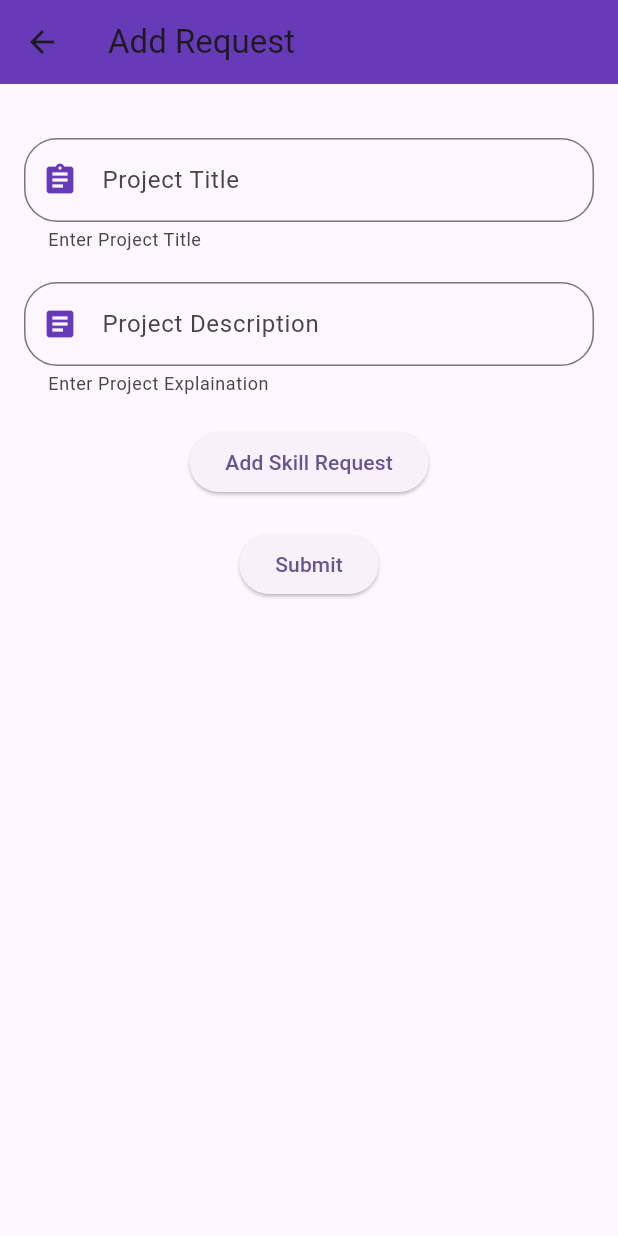
After one commit to Dasa-Nitish-2004/Student_Collaboration_project, a Flutter app: the RequestsPage screen opened directly, after a tap on the "add" icon, on a phone screen of 412 x 824 dp. The commit adds this screen. Run offline on Flutter 3.47's test engine with Material 3 defaults, Android fonts, the light colour scheme and no system bars; our stand-ins replace google_sign_in, internet_connection_checker_plus, shared_preferences; missing offline and left inert: list_utilities, mongo_dart; accounts and stored records are empty.

Commit message:
allset. Response not added

```diff
--- a/lib/DatabaseService/databaseServices.dart
+++ b/lib/DatabaseService/databaseServices.dart
@@ -1,4 +1,5 @@
 import 'package:mongo_dart/mongo_dart.dart';
+import 'package:scolab/request_bluePrint.dart';
 
 class MongoDb {
   Future<Db> getConnection() async {
@@ -9,28 +10,12 @@ class MongoDb {
     return db;
   }
 
-  Future<List> getMovie(Db db) async {
-    List data = [];
-    var movies = await db.collection("movies");
-    data = await movies
-        .find(where.sortBy('title').fields(['title']).skip(20).limit(20))
-        .toList();
-
-    return data;
-  }
-
   Future<void> modifyUser(Db db, String email,
       {String? user_desc,
       String? github,
       String? linkedin,
       List? skills,
       List? projects}) async {
-    print('User Description: $user_desc');
-    print('GitHub: $github');
-    print('LinkedIn: $linkedin');
-    print('Skills: $skills');
-    print('Projects: $projects');
-
     // Start with an empty modifier builder
     var modifier = modify;
 
@@ -60,37 +45,32 @@ class MongoDb {
     }
   }
 
+  Future<void> updateSkill(Db db, List<String> skillSuggestions) async {
+    var skill = skillSuggestions.toSet();
+    skillSuggestions = skill.toList();
+    var collection = db.collection('availskill');
+    await collection.updateOne(
+      where.eq('type', 'skill'),
+      modify.set('skills', skillSuggestions),
+      upsert: true, // This will insert the skill if it doesn't exist
+    );
+  }
+
   Future<List> getIds(Db db) async {
     List obj;
     List data = [];
     var movies = await db.collection("user_info");
-    print("accepted");
     obj = (await movies.find(where.sortBy('id').fields(['id'])).toList());
     obj.forEach(
       (ele) {
         data.add(ele['id']);
       },
     );
-    print(data);
     return data;
   }
 
   void addUser(Db db, String mail) async {
     var user = await db.collection("user_info");
-    // await user.insert({
-    //   "id": "mail",
-    //   "type": "user",
-    //   "skill": {'python': 'basics of python', 'flutter': 'basic projects'},
-    //   'projects': {
-    //     'student_attendence': {
-    //       'description': 'general purpose attendence',
-    //       'link': "www.google.com"
-    //     },
-    //   },
-    //   'github': "dasa nitish 2004",
-    //   'linkedin': 'dasa nitish',
-    //   'user_description': 'I am good and passinate guy',
-    // });
     if (await checkUserExists(db, mail)) {
       await user.insert({
         "id": mail,
@@ -104,10 +84,14 @@ class MongoDb {
     }
   }
 
+  Future<void> addRequest(Db db, Request request) async {
+    var collection = db.collection('requests');
+    await collection.insert(request.toMap());
+  }
+
   Future checkUserExists(Db db, String email) async {
     List obj;
     var movies = await db.collection("user_info");
-    print("in check user !!!!!!!!!!!!!!!!!!!!!!!!!!!");
     obj = (await movies.find(where.eq('id', email)).toList());
     if (obj.isEmpty) {
       return true; // user doesn't exists free to create user
--- /dev/null
+++ b/lib/HomePageScreens/addRequestPage.dart
@@ -0,0 +1,315 @@
+import 'package:flutter/material.dart';
+import 'package:scolab/DatabaseService/databaseServices.dart';
+import 'package:scolab/DatabaseService/databaseServices.dart';
+import 'package:scolab/activities/HomePage.dart';
+import 'package:scolab/data.dart' as data;
+import 'package:scolab/request_bluePrint.dart';
+import 'package:shared_preferences/shared_preferences.dart';
+import 'package:intl/intl.dart';
+
+class AddRequestPage extends StatefulWidget {
+  void Function(Request k) addRequest;
+  AddRequestPage(void Function(Request k) this.addRequest, {super.key});
+  @override
+  State<AddRequestPage> createState() => _AddRequestPageState();
+}
+
+class _AddRequestPageState extends State<AddRequestPage> {
+  final List<Map<String, TextEditingController>> skillControllers = [];
+  final List<String> skillSuggestions = [];
+  final TextEditingController projectTitle = TextEditingController();
+  final TextEditingController projectDescription = TextEditingController();
+
+  @override
+  void initState() {
+    super.initState();
+    _initializeSkills();
+  }
+
+  void _showLoadingDialog() {
+    showDialog(
+      context: context,
+      builder: (context) {
+        return Center(child: CircularProgressIndicator());
+      },
+    );
+  }
+
+  void _showErrorDialog(String message) {
+    showDialog(
+      context: context,
+      builder: (ctx) => AlertDialog(
+        title: Text('Error'),
+        content: Text(message),
+        actions: [
+          TextButton(
+            onPressed: () {
+              Navigator.pop(ctx);
+            },
+            child: const Text('Okay'),
+          ),
+        ],
+      ),
+    );
+  }
+
+  void _initializeSkills() async {
+    _showLoadingDialog();
+    try {
+      var skills = await data.getskills;
+      Navigator.pop(context);
+      setState(() {
+        skillSuggestions.addAll(skills.map((e) => e.toLowerCase()));
+      });
+    } catch (error) {
+      Navigator.pop(context);
+      _showErrorDialog("Failed to load skills. Please try again.");
+    }
+  }
+
+  void _removeSkill(int index) {
+    setState(() {
+      skillControllers[index]['skill']!.dispose();
+      skillControllers[index]['description']!.dispose();
+      skillControllers.removeAt(index);
+    });
+  }
+
+  @override
+  void dispose() {
+    projectDescription.dispose();
+    projectTitle.dispose();
+    for (var skill in skillControllers) {
+      skill['skill']!.dispose();
+      skill['description']!.dispose();
+    }
+    super.dispose();
+  }
+
+  void _addSkill(Map skill) {
+    setState(() {
+      skillControllers.add({
+        'skill': TextEditingController(text: skill['skill']),
+        'description': TextEditingController(text: skill['description']),
+      });
+    });
+  }
+
+  Widget _buildSkillEntry(int index, Map<String, TextEditingController> skill) {
+    return Column(
+      children: [
+        Autocomplete<String>(
+          optionsBuilder: (TextEditingValue textEditingValue) {
+            if (textEditingValue.text.isEmpty) {
+              return const Iterable<String>.empty();
+            }
+            return skillSuggestions.where((String option) {
+              return option
+                  .toLowerCase()
+                  .contains(textEditingValue.text.toLowerCase());
+            });
+          },
+          fieldViewBuilder: (BuildContext context,
+              TextEditingController textEditingController,
+              FocusNode focusNode,
+              VoidCallback onFieldSubmitted) {
+            textEditingController.text = skill['skill']!.text;
+            return TextField(
+              controller: textEditingController,
+              focusNode: focusNode,
+              decoration: InputDecoration(
+                border: OutlineInputBorder(
+                  borderRadius: BorderRadius.circular(22),
+                ),
+                hintText: "Skill",
+                helperText: "Click plus for new skill",
+                prefixIcon: Icon(Icons.text_snippet_rounded,
+                    color: Colors.deepPurple, size: 24),
+                suffixIcon: Row(
+                  mainAxisSize: MainAxisSize
+                      .min, // Added to ensure Row takes minimum width
+                  children: [
+                    IconButton(
+                      icon: Icon(Icons.add, color: Colors.black),
+                      onPressed: () {
+                        skill['skill']!.text = textEditingController.text;
+                        skillSuggestions.add(textEditingController.text);
+                        ScaffoldMessenger.of(context).showSnackBar(SnackBar(
+                          content: Text("skill added successfully"),
+                          duration: Duration(seconds: 1),
+                        ));
+                      },
+                    ),
+                    IconButton(
+                      icon: Icon(Icons.delete, color: Colors.red),
+                      onPressed: () => _removeSkill(index),
+                    ),
+                  ],
+                ),
+              ),
+            );
+          },
+          onSelected: (String selection) {
+            skill['skill']!.text = selection;
+          },
+        ),
+        SizedBox(height: 10),
+        TextField(
+          controller: skill['description'],
+          maxLines: 5,
+          maxLength: 500,
+          minLines: 1,
+          decoration: InputDecoration(
+            border: OutlineInputBorder(
+              borderRadius: BorderRadius.circular(22),
+            ),
+            hintText: "Skill Description",
+          ),
+        ),
+        SizedBox(height: 20),
+      ],
+    );
+  }
+
+  List<Map<String, String>> _getSkills() {
+    return skillControllers.map((skill) {
+      return {
+        'skill': skill['skill']!.text,
+        'description': skill['description']!.text,
+      };
+    }).toList();
+  }
+
+  bool _isInputValid(
+      String prjTitle, String prjDesc, List<Map<String, String>> skills) {
+    final allSkills = skills.map((e) => e['skill']!).toList();
+    final uniqueSkills = allSkills.toSet().toList();
+    return prjTitle.isNotEmpty &&
+        prjDesc.isNotEmpty &&
+        allSkills.length == uniqueSkills.length;
+  }
+
+  Future<void> _submitData(
+    String prjTitle,
+    String prjDesc,
+    List<Map<String, String>> skills,
+  ) async {
+    _showLoadingDialog();
+    try {
+      var prefs = await SharedPreferences.getInstance();
+      var email = prefs.getString("email");
+
+      if (email != null) {
+        var db = await MongoDb().getConnection();
+        Request request = Request(
+          projectTitle: prjTitle,
+          projectDesc: prjDesc,
+          Hostname: email,
+          Participants: [],
+          date: DateFormat.yMd().add_jm().format(DateTime.now()),
+          skills: skills,
+        );
+
+        await MongoDb().addRequest(db, request);
+        widget.addRequest(request);
+        var skillSet = skillSuggestions.toSet().toList();
+        await MongoDb().updateSkill(db, skillSet);
+
+        db.close();
+        Navigator.pop(context); // Close loading dialog
+        Navigator.pushReplacement(
+          context,
+          MaterialPageRoute(builder: (context) => HomeScreen()),
+        );
+      } else {
+        Navigator.pop(context); // Close loading dialog
+        _showErrorDialog("No email found in SharedPreferences.");
+      }
+    } catch (error) {
+      Navigator.pop(context); // Close loading dialog
+      _showErrorDialog("Error submitting data. Please try again.");
+    }
+  }
+
+  void _handleSubmit() async {
+    final prjTitle = projectTitle.text;
+    final prjDesc = projectDescription.text;
+    final skills = _getSkills();
+
+    if (_isInputValid(prjTitle, prjDesc, skills)) {
+      await _submitData(prjTitle, prjDesc, skills);
+    } else {
+      _showErrorDialog(
+          "Please enter every detail! Check for duplicate skills and projects.");
+    }
+  }
+
+  @override
+  Widget build(BuildContext context) {
+    var keyboardSpace = MediaQuery.of(context).viewInsets.bottom;
+    return Scaffold(
+      appBar: AppBar(
+        title: Text('Add Request'),
+        backgroundColor: Colors.deepPurple,
+      ),
+      body: SingleChildScrollView(
+        child: Padding(
+          padding: EdgeInsets.fromLTRB(16, 16, 16, keyboardSpace + 50),
+          child: Column(
+            children: [
+              SizedBox(
+                height: 20,
+              ),
+              TextField(
+                controller: projectTitle,
+                maxLines: 1,
+                decoration: InputDecoration(
+                  border: OutlineInputBorder(
+                    borderRadius: BorderRadius.circular(22),
+                  ),
+                  hintText: "Project Title",
+                  helperText: "Enter Project Title",
+                  prefixIcon: Icon(Icons.assignment,
+                      color: Colors.deepPurple, size: 24),
+                ),
+              ),
+              SizedBox(
+                height: 20,
+              ),
+              TextField(
+                controller: projectDescription,
+                minLines: 1,
+                maxLines: 4,
+                decoration: InputDecoration(
+                  border: OutlineInputBorder(
+                    borderRadius: BorderRadius.circular(22),
+                  ),
+                  hintText: "Project Description",
+                  helperText: "Enter Project Explaination",
+                  prefixIcon:
+                      Icon(Icons.article, color: Colors.deepPurple, size: 24),
+                ),
+              ),
+              SizedBox(
+                height: 20,
+              ),
+              ...skillControllers.asMap().entries.map((entry) {
+                int index = entry.key;
+                Map<String, TextEditingController> skill = entry.value;
+                return _buildSkillEntry(index, skill);
+              }).toList(),
+              ElevatedButton(
+                onPressed: () => _addSkill({'skill': '', 'description': ''}),
+                child: Text("Add Skill Request"),
+              ),
+              SizedBox(
+                height: 20,
+              ),
+              ElevatedButton(onPressed: _handleSubmit, child: Text("Submit"))
+            ],
+          ),
+        ),
+      ),
+    );
+  }
+}
--- /dev/null
+++ b/lib/HomePageScreens/requestsPage.dart
@@ -0,0 +1,73 @@
+import 'package:flutter/material.dart';
+import 'package:scolab/HomePageScreens/addRequestPage.dart';
+import 'package:scolab/request_bluePrint.dart';
+
+class RequestsPage extends StatefulWidget {
+  RequestsPage({super.key});
+  @override
+  State<RequestsPage> createState() => _RequestsPageState();
+}
+
+class _RequestsPageState extends State<RequestsPage> {
+  List<Request> request = [];
+
+  void addRequest(Request k) {
+    setState(() {
+      print("request added");
+      request.add(k);
+    });
+  }
+
+  void _addRequest() {
+    showModalBottomSheet(
+      useSafeArea: true,
+      isScrollControlled: true,
+      context: context,
+      builder: (ctx) {
+        return AddRequestPage(addRequest);
+      },
+    );
+  }
+
+  Widget reqcard(Request req) {
+    return Card(
+      elevation: 4,
+      shape: ContinuousRectangleBorder(borderRadius: BorderRadius.circular(26)),
+      child: Padding(
+        padding: const EdgeInsets.all(16.0),
+        child: Column(
+          crossAxisAlignment: CrossAxisAlignment.start,
+          children: [
+            Text(
+              req.projectTitle,
+              style: TextStyle(fontSize: 20, fontWeight: FontWeight.bold),
+            ),
+            SizedBox(height: 8),
+            Text(req.projectDesc),
+            SizedBox(height: 8),
+            Text('Skills: ${req.skills.map((s) => s['skill']).join(', ')}'),
+          ],
+        ),
+      ),
+    );
+  }
+
+  @override
+  Widget build(BuildContext context) {
+    print("build called :___?>${request.length}");
+    return Scaffold(
+      appBar: AppBar(
+        title: Text('Requests'),
+        backgroundColor: Colors.deepPurple,
+      ),
+      body: ListView(
+        padding: const EdgeInsets.all(16.0),
+        children: request.map((element) => reqcard(element)).toList(),
+      ),
+      floatingActionButton: FloatingActionButton(
+        child: Icon(Icons.add),
+        onPressed: _addRequest,
+      ),
+    );
+  }
+}
--- a/lib/data.dart
+++ b/lib/data.dart
@@ -2,6 +2,7 @@ import 'dart:async';
 
 import 'package:mongo_dart/mongo_dart.dart';
 import 'package:scolab/DatabaseService/databaseServices.dart';
+import 'package:scolab/request_bluePrint.dart';
 
 Future<List> get getskills async {
   Db db = await MongoDb().getConnection();
@@ -17,108 +18,14 @@ Future<List> get getskills async {
 }
 
 Future<Map> getUserData(String email) async {
-  Db db = await MongoDb().getConnection();
+  var db = await MongoDb().getConnection();
   var info = await db.collection('user_info');
   var k = await info.find(where.eq("id", email)).toList();
   db.close();
   return k[0];
 }
 
-List<String> skills = [
-  "python",
-  "javaScript",
-  "Java",
-  "C#",
-  "C++",
-  "Ruby",
-  "Swift",
-  "Kotlin",
-  "PHP",
-  "TypeScript",
-  "Go",
-  "Rust",
-  "SQL",
-  "R",
-  "MATLAB",
-  "HTML",
-  "CSS",
-  "Sass",
-  "Bootstrap",
-  "React",
-  "Angular",
-  "Vue.js",
-  "Svelte",
-  "jQuery",
-  "ASP.NET",
-  "Django",
-  "Flask",
-  "Ruby on Rails",
-  "Laravel",
-  "Flutter",
-  "React Native",
-  "Swift (iOS)",
-  "Kotlin (Android)",
-  "Java (Android)",
-  "MySQL",
-  "PostgreSQL",
-  "SQLite",
-  "MongoDB",
-  "Redis",
-  "Cassandra",
-  "Firebase",
-  "Oracle DB",
-  "Docker",
-  "Kubernetes",
-  "Jenkins",
-  "Git",
-  "GitHub",
-  "GitLab",
-  "CI/CD",
-  "AWS",
-  "Azure",
-  "Google Cloud Platform",
-  "Terraform",
-  "Ansible",
-  "TensorFlow",
-  "PyTorch",
-  "Scikit-learn",
-  "Keras",
-  "Pandas",
-  "NumPy",
-  "Matplotlib",
-  "Seaborn",
-  "Jupyter",
-  "RStudio",
-  "Hadoop",
-  "Spark",
-  "Agile",
-  "Scrum",
-  "Kanban",
-  "TDD",
-  "BDD",
-  "RESTful APIs",
-  "GraphQL",
-  "Microservices",
-  "OOP",
-  "Functional Programming",
-  "Version Control",
-  "Penetration Testing",
-  "Ethical Hacking",
-  "Network Security",
-  "Cryptography",
-  "OWASP",
-  "SIEM",
-  "Firewalls",
-  "IDS",
-  "Bash/Shell Scripting",
-  "PowerShell",
-  "Linux",
-  "Unix",
-  "Windows Server",
-  "macOS",
-  "Vagrant",
-  "VirtualBox",
-  "VMware",
-  "Salesforce",
-  "SA"
-];
+List<Request> req = [];
+void addRequest(Request k) {
+  req.add(k);
+}
--- a/lib/dummy.dart
+++ /dev/null
@@ -1,4 +0,0 @@
-void main() {
-  List k = [1, 2, 3, 4];
-  print("object-> ${k[-1]}");
-}
--- a/lib/main.dart
+++ b/lib/main.dart
@@ -2,7 +2,6 @@ import 'dart:async';
 
 import 'package:flutter/material.dart';
 import 'package:google_sign_in/google_sign_in.dart';
-import 'package:provider/provider.dart';
 import 'package:scolab/DatabaseService/databaseServices.dart';
 import 'package:scolab/activities/HomePage.dart';
 import 'package:scolab/activities/skillsPage.dart';
--- /dev/null
+++ b/lib/request_bluePrint.dart
@@ -0,0 +1,28 @@
+class Request {
+  final String projectTitle;
+  final String projectDesc;
+  final String Hostname;
+  final List<String> Participants;
+  final String date;
+  final List<Map<String, String>> skills;
+
+  Request({
+    required this.projectTitle,
+    required this.projectDesc,
+    required this.Hostname,
+    required this.Participants,
+    required this.date,
+    required this.skills,
+  });
+
+  Map<String, dynamic> toMap() {
+    return {
+      'projectTitle': projectTitle,
+      'projectDesc': projectDesc,
+      'Hostname': Hostname,
+      'Participants': Participants,
+      'date': date,
+      'skills': skills,
+    };
+  }
+}
--- a/pubspec.yaml
+++ b/pubspec.yaml
@@ -45,6 +45,7 @@ dependencies:
   provider: ^6.1.2
   flutter_typeahead: ^5.2.0
   list_utilities: ^1.0.3
+  intl: ^0.19.0
 dev_dependencies:
   flutter_test:
     sdk: flutter
```
Also changed, not shown: lib/activities/HomePage.dart (+3 -9 lines), lib/activities/skillsPage.dart (+93 -49 lines), pubspec.lock.
